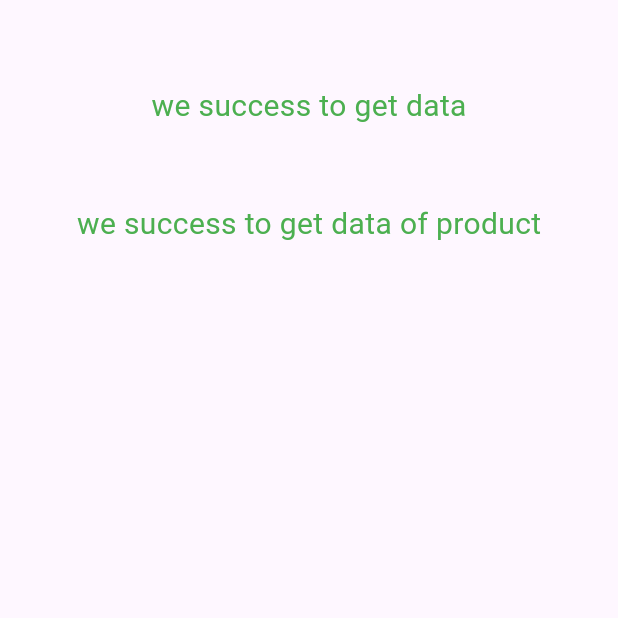
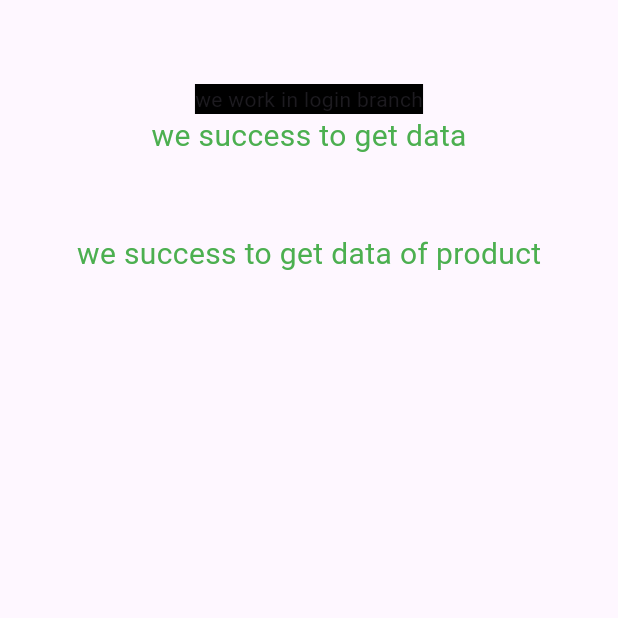
Before and after one commit to BakriCB9/testapp, a Flutter app: the HomeScreen screen opened directly, on a phone screen of 412 x 824 dp, the top half of it. Run offline on Flutter 3.47's test engine with Material 3 defaults, Android fonts, the phone set to English and light mode, and no system bars; our stand-ins replace bloc, equatable, flutter_bloc.

Commit message:
edit login branch

```diff
--- a/lib/main.dart
+++ b/lib/main.dart
@@ -30,30 +30,31 @@ class HomeScreen extends StatefulWidget {
 }
 
 class _HomeScreenState extends State<HomeScreen> {
-  UseCaseCategory useCaseCategory=UseCaseCategory();
+  UseCaseCategory useCaseCategory = UseCaseCategory();
 
-  HomeScreenBloc homeCubit = HomeScreenBloc(UseCaseCategory(),UsecaseProduct());
-
+  HomeScreenBloc homeCubit =
+      HomeScreenBloc(UseCaseCategory(), UsecaseProduct());
 
   @override
   Widget build(BuildContext context) {
+    print('we change the login branch now');
+
     context.read<HomeScreenBloc>().add(GetProductsEvent());
-    context.read<HomeScreenBloc>().add(GetCategoriesEvent());
-    // BlocProvider.of<HomeScreenBloc>(context).add(GetCategoriesEvent());
+    //context.read<HomeScreenBloc>().add(GetCategoriesEvent());
+    BlocProvider.of<HomeScreenBloc>(context).add(GetCategoriesEvent());
 
     return Scaffold(
       appBar: AppBar(),
       body: Column(
         children: [
+          Container(
+              color: Colors.black, child:const  Text('we work in login branch')),
           BlocBuilder<HomeScreenBloc, HomeStateBloc>(
-
             bloc: homeCubit,
             builder: (context, state) {
               if (state.isCategoryLoading) {
-
                 return const Center(child: CircularProgressIndicator());
               } else if (state.categoryList.isEmpty) {
-
                 return const Center(
                   child: Text(
                     'we success to get data',
@@ -66,21 +67,17 @@ class _HomeScreenState extends State<HomeScreen> {
                 'Failded to get data now fromm category',
                 style: TextStyle(fontSize: 20, color: Colors.red),
               );
-
             },
           ),
           const SizedBox(height: 50),
           BlocBuilder<HomeScreenBloc, HomeStateBloc>(
-
               bloc: homeCubit,
               builder: (context, state) {
                 if (state.isProductLoading) {
-
-                  return const  Center(
+                  return const Center(
                     child: CircularProgressIndicator(),
                   );
                 } else if (state.productList.isEmpty) {
-
                   return const Center(
                     child: Text(
                       'we success to get data of product',
@@ -93,7 +90,6 @@ class _HomeScreenState extends State<HomeScreen> {
                   'Failded to get data now',
                   style: TextStyle(fontSize: 20, color: Colors.red),
                 );
-
               })
         ],
       ),
```
